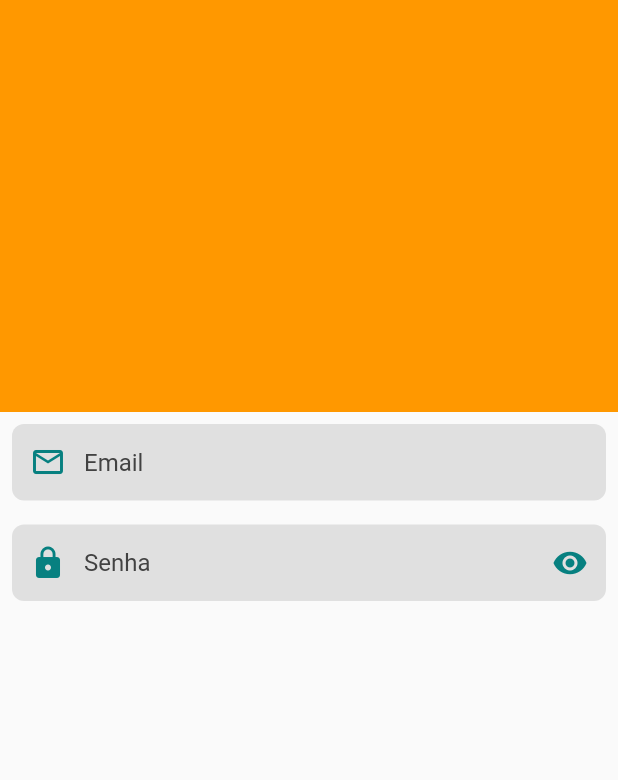
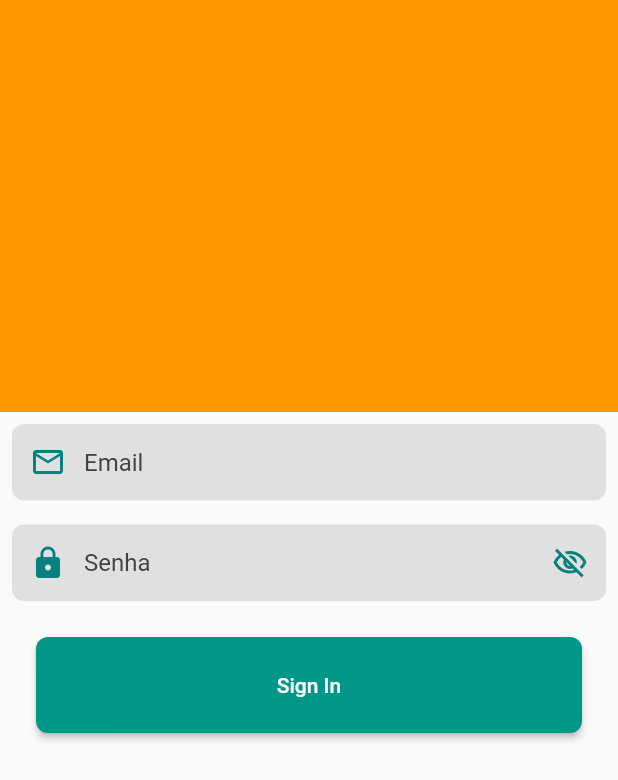
Before and after one commit to erickhoga/bodyapp, a Flutter app: the screen it shows after launch, on a phone screen of 412 x 824 dp. Shown: the top 780 px of the screen. Run offline on Flutter 3.47's test engine with Material 2 defaults, Android fonts, the phone set to English and light mode, and no system bars; our stand-ins replace boxicons, google_fonts; missing offline and left inert: pixel_perfect.

Commit message:
validaçao de campos de login

```diff
--- a/bodyapp/lib/login/ui/screens/login_screen.dart
+++ b/bodyapp/lib/login/ui/screens/login_screen.dart
@@ -12,7 +12,34 @@ class LoginScreen extends StatelessWidget {
             color: Colors.orange,
             height: height / 3,
           ),
-          Form(
+          LoginFormWidget(),
+        ],
+      ),
+    );
+  }
+}
+
+class LoginFormWidget extends StatefulWidget {
+  @override
+  _LoginFormWidgetState createState() => _LoginFormWidgetState();
+}
+
+class _LoginFormWidgetState extends State<LoginFormWidget> {
+  RegExp _email = RegExp(r"(\w*\.?\w*@\w*\.(com|net|co|edu))");
+  RegExp _upper = RegExp(r'[A-Z]');
+  RegExp _lower = RegExp(r'[a-z]');
+  RegExp _numeric = RegExp(r'[0-9]');
+
+  bool _isObscure = true;
+  String email = '';
+  String password = '';
+
+  GlobalKey _key = GlobalKey();
+
+  @override
+  Widget build(BuildContext context) {
+    return Form(
+      key: _key,
       child: Column(
         children: [
           Padding(
@@ -20,6 +47,17 @@ class LoginScreen extends StatelessWidget {
             child: InputWidget(
               hintText: 'Email',
               prefixIcon: Icons.email_outlined,
+              onChanged: (value) {
+                setState(() {
+                  email = value;
+                });
+              },
+              validator: (value) {
+                if (value != null && !_email.hasMatch(value)) {
+                  return 'Insira um e-mail válido.';
+                }
+                return null;
+              },
             ),
           ),
           Padding(
@@ -27,12 +65,56 @@ class LoginScreen extends StatelessWidget {
             child: InputWidget(
               hintText: 'Senha',
               prefixIcon: Icons.lock,
-                    sufixIcon: Icons.visibility,
-                    obscureText: true,
-                    suffixIconOnPressed: () {},
+              sufixIcon: !_isObscure
+                  ? Icons.visibility_outlined
+                  : Icons.visibility_off_outlined,
+              obscureText: _isObscure,
+              suffixIconOnPressed: () {
+                setState(() {
+                  _isObscure = !_isObscure;
+                });
+              },
+              onChanged: (value) {
+                setState(() {
+                  password = value;
+                });
+              },
+              validator: (value) {
+                if (value != null && value.length < 6) {
+                  return 'A senha deve ter mais do que 6 caracteres.';
+                }
+                if (value != null && !value.contains(_upper)) {
+                  return 'A senha deve conter pelo menos um caractere uppercase.';
+                }
+                if (value != null && !value.contains(_lower)) {
+                  return 'A senha deve conter pelo menos um caractere lowercase.';
+                }
+                if (value != null && !value.contains(_numeric)) {
+                  return 'A senha deve conter pelo menos um caractere numerico.';
+                }
+
+                return null;
+              },
             ),
           ),
-              ],
+          Container(
+            padding: const EdgeInsets.symmetric(
+              vertical: 16,
+              horizontal: 24,
+            ),
+            child: ElevatedButton(
+              style: ElevatedButton.styleFrom(
+                shape: RoundedRectangleBorder(
+                  borderRadius: BorderRadius.circular(8.0),
+                ),
+              ),
+              child: Padding(
+                padding: const EdgeInsets.all(24.0),
+                child: Center(
+                  child: Text('Sign In'),
+                ),
+              ),
+              onPressed: () {},
             ),
           ),
         ],
@@ -47,6 +129,8 @@ class InputWidget extends StatelessWidget {
   IconData? sufixIcon;
   bool obscureText;
   VoidCallback? suffixIconOnPressed;
+  String? Function(String?)? validator;
+  Function(String)? onChanged;
 
   InputWidget({
     this.hintText,
@@ -54,11 +138,14 @@ class InputWidget extends StatelessWidget {
     this.sufixIcon,
     this.obscureText = false,
     this.suffixIconOnPressed,
+    this.validator,
+    this.onChanged,
   });
 
   @override
   Widget build(BuildContext context) {
     return TextFormField(
+      onChanged: onChanged,
       obscureText: obscureText,
       autovalidateMode: AutovalidateMode.onUserInteraction,
       decoration: InputDecoration(
@@ -95,10 +182,7 @@ class InputWidget extends StatelessWidget {
           onPressed: suffixIconOnPressed,
         ),
       ),
-      validator: (value) {
-        if (value != null && value.length > 4) return 'Erro';
-        return null;
-      },
+      validator: validator,
     );
   }
 }
```
Lines whose indentation alone changed are shown as unchanged.
